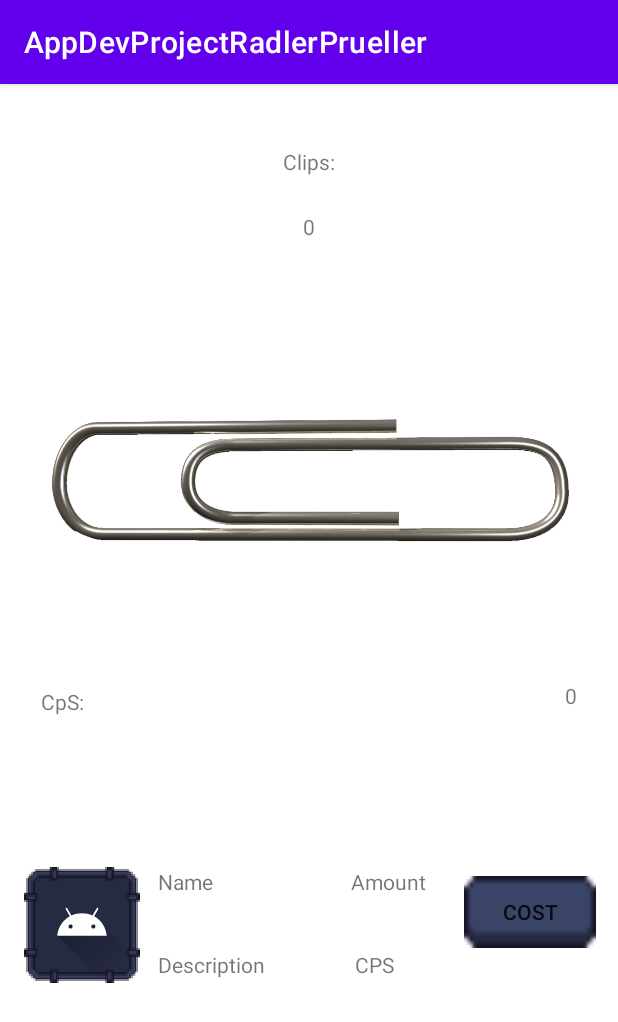
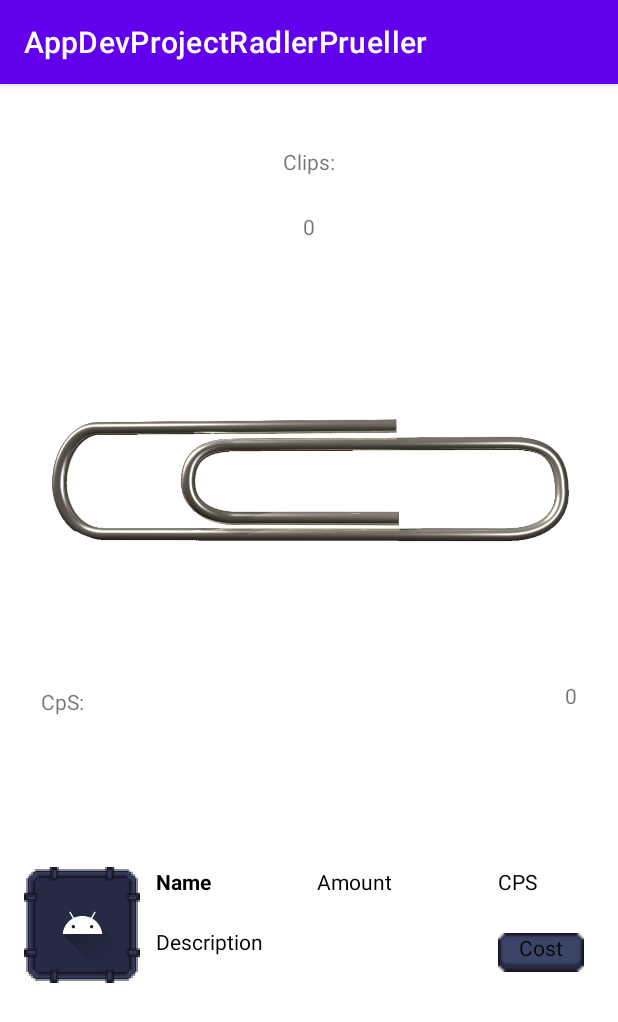
Before and after one commit to SampaiWasTaken/ClipperClicker, an Android app: the fragment BuildingFragment placed in its activity, on a phone screen of 412 x 824 dp. Shown: the top 1022 px of the screen. Run offline under Robolectric (Android 15) with nearby library versions, the phone set to English and light mode, and no system bars; our stand-ins replace Room's generated code; 16 statements that could not run were skipped.

Commit message:
Support for buying buildings

```diff
--- a/app/build.gradle
+++ b/app/build.gradle
@@ -47,6 +47,8 @@ dependencies {
     kapt("androidx.room:room-compiler:$room_version")
     annotationProcessor("androidx.room:room-compiler:$room_version")
     implementation 'androidx.core:core-ktx:1.7.0'
+    implementation "androidx.activity:activity-ktx:1.7.2"
+    implementation "androidx.fragment:fragment-ktx:1.5.7"
     implementation 'androidx.appcompat:appcompat:1.6.1'
     implementation 'com.google.android.material:material:1.9.0'
     implementation 'androidx.constraintlayout:constraintlayout:2.1.4'
--- a/app/src/main/java/com/example/appdevprojectradlerprueller/AppDatabase.kt
+++ b/app/src/main/java/com/example/appdevprojectradlerprueller/AppDatabase.kt
@@ -3,7 +3,7 @@ package com.example.appdevprojectradlerprueller
 import androidx.room.Database
 import androidx.room.RoomDatabase
 
-@Database(entities = [buildingEntity::class], version = 1)
+@Database(entities = [buildingEntity::class], version = 2)
 abstract class AppDatabase : RoomDatabase(){
     abstract fun buildingDao(): buildingDAO
 }
--- a/app/src/main/java/com/example/appdevprojectradlerprueller/Building.kt
+++ b/app/src/main/java/com/example/appdevprojectradlerprueller/Building.kt
@@ -1,7 +1,9 @@
 package com.example.appdevprojectradlerprueller
 
+import java.math.BigInteger
 
-class Building constructor(buildingID: Int, image: Int, name: String, desc: String, cost: Int, cps: Int, amount: Int) {
+
+class Building constructor(buildingID: Int, image: Int, name: String, desc: String, cost: String, cps: Int, amount: Int) {
     var buildingID = buildingID
     var image = image
     var name = name
--- a/app/src/main/java/com/example/appdevprojectradlerprueller/BuildingFragment.kt
+++ b/app/src/main/java/com/example/appdevprojectradlerprueller/BuildingFragment.kt
@@ -8,6 +8,11 @@ import android.view.LayoutInflater
 import android.view.View
 import android.view.ViewGroup
 import android.widget.ImageView
+import androidx.activity.viewModels
+import androidx.appcompat.widget.AppCompatButton
+import androidx.fragment.app.viewModels
+import androidx.lifecycle.Observer
+import java.math.BigInteger
 
 // TODO: Rename parameter arguments, choose names that match
 // the fragment initialization parameters, e.g. ARG_ITEM_NUMBER
@@ -26,13 +31,14 @@ class BuildingFragment : Fragment() {
     private var buyBtnListener: BuyBtnListener? = null
     interface BuyBtnListener
     {
-        fun buyBtnPressed(building: Building)
+        suspend fun buyBtnPressed(building: Building)
     }
 
     override fun onAttach(context: Context) {
         super.onAttach(context)
         try {
             buyBtnListener = context as BuyBtnListener
+
             Log.e("Fragments","shit Attached")
         } catch (e: ClassCastException) {
             Log.e("Fragments","${context.toString()} must implement BuyBtnListener u fucking retard")
@@ -45,7 +51,6 @@ class BuildingFragment : Fragment() {
             param1 = it.getString(ARG_PARAM1)
             param2 = it.getString(ARG_PARAM2)
         }
-        //view?.findViewById<ImageView>(R.id.buildingFrame)!!.drawable.isFilterBitmap = false
     }
 
     override fun onCreateView(
@@ -55,6 +60,8 @@ class BuildingFragment : Fragment() {
         // Inflate the layout for this fragment
         val view = inflater.inflate(R.layout.fragment_building, container, false)
         view.findViewById<ImageView>(R.id.buildingFrame).drawable.isFilterBitmap = false
+        view.findViewById<ImageView>(R.id.buildingIcon).drawable.isFilterBitmap = false
+        view.findViewById<AppCompatButton>(R.id.imageButton).background.isFilterBitmap = false
         return view
 
     }
@@ -79,4 +86,9 @@ class BuildingFragment : Fragment() {
             }
     }
 
+
+    fun getClips(): BigInteger
+    {
+        return clips
+    }
 }
--- a/app/src/main/java/com/example/appdevprojectradlerprueller/MainActivity.kt
+++ b/app/src/main/java/com/example/appdevprojectradlerprueller/MainActivity.kt
@@ -11,6 +11,7 @@ import android.widget.ImageView
 import android.widget.TextView
 import androidx.recyclerview.widget.LinearLayoutManager
 import androidx.room.Room
+import androidx.room.RoomDatabase
 import com.example.appdevprojectradlerprueller.databinding.ActivityMainBinding
 import kotlinx.coroutines.runBlocking
 import java.math.BigInteger
@@ -20,9 +21,11 @@ var buildingCps: BigInteger = BigInteger.ONE
 var clickValue: BigInteger = BigInteger.ONE
 private var firstFrag = BuildingFragment()
 lateinit var handler: Handler
+lateinit var buildingRecyclerAdapter: BuildingRecycleViewAdapter
 lateinit var clipsTxt: TextView
 lateinit var clipImg: ImageView
 lateinit var cpsTxt: TextView
+lateinit var db: AppDatabase
 
 
 var buildings = ArrayList<Building>()
@@ -41,6 +44,9 @@ class MainActivity : AppCompatActivity(), BuildingFragment.BuyBtnListener {
     private lateinit var binding: ActivityMainBinding
     override fun onCreate(savedInstanceState: Bundle?) {
         super.onCreate(savedInstanceState)
+        db = Room.databaseBuilder(applicationContext, AppDatabase::class.java, "buildings")
+                .fallbackToDestructiveMigration()
+                .build()
         runBlocking { dbAccess() }
         setContentView(R.layout.activity_main)
         binding = ActivityMainBinding.inflate(layoutInflater)
@@ -49,27 +55,31 @@ class MainActivity : AppCompatActivity(), BuildingFragment.BuyBtnListener {
         clipImg = binding.clipImg
         cpsTxt = binding.cpsAmount
         val recyler = binding.recycleView
-        val buildingRecyclerAdapter = BuildingRecycleViewAdapter(this, buildings, this)
+        buildingRecyclerAdapter = BuildingRecycleViewAdapter(this, buildings, this)
         recyler.adapter = buildingRecyclerAdapter
         recyler.layoutManager = LinearLayoutManager(this)
         handler = Handler(Looper.getMainLooper())
-
+        runBlocking { updateFrags() }
         cpsTxt.text = "$buildingCps"
         clips.inc()
     }
 
     suspend fun dbAccess() {
-        val db =
-            Room.databaseBuilder(applicationContext, AppDatabase::class.java, "buildings").build()
+
         val dao = db.buildingDao()
+
+
+//        dao.nukeTable()
 
         if (dao.getAll().isEmpty()) {
             dao.insertAll(
-                buildingEntity(1, R.drawable.frame, "Leon", "Mega Nice", 1, 1, 0),
-                buildingEntity(2, R.drawable.frame, "Sam", "Mega Sick", 2, 2, 0),
-                buildingEntity(3, R.drawable.frame, "asdasdasd", "Mega Sick", 2, 2, 0),
-                buildingEntity(4, R.drawable.frame, "asdasdasd", "Mega Sick", 2, 2, 0),
-                buildingEntity(5, R.drawable.frame, "Tom Turbo", "Mega Sick", 2, 2, 0)
+                buildingEntity(1, R.drawable.clip_factory_worker, "Factory Worker", "A minimum wage worker to produce paperclips for you", "150", 1, 0),
+                buildingEntity(2, R.drawable.clip_factory, "Paperclip Factory", "A factory that produces paperclips", "1000", 10, 0),
+                buildingEntity(3, R.drawable.clip_tree, "Paperclip Plantation", "Grow more paperclips from planting some, it's renewable!", "11000", 80, 0),
+                buildingEntity(4, R.drawable.clip_clippy, "Clippy", "This is not a copyright infringement", "120000", 470, 0),
+                buildingEntity(5, R.drawable.clip_blood, "Blood Altar", "Produce paperclips with dark magic", "1300000", 2600, 0),
+                buildingEntity(6, R.drawable.clip_alien, "Steve","His name is Steve, he sells paperclips from another world", "14000000", 14000, 0),
+                buildingEntity(7, R.drawable.clip_god, "God", "Pray for paperclips", "200000000", 78000, 0)
             )
         }
 //        dao.updateById(9, 1234, 5)
@@ -90,10 +100,17 @@ class MainActivity : AppCompatActivity(), BuildingFragment.BuyBtnListener {
 
         val sharedPref = this.getPreferences(Context.MODE_PRIVATE) ?: return
         val clipString = sharedPref.getString(getString(R.string.clips), "0")
+        val cpsString = sharedPref.getString(getString(R.string.cps), "1")
+        if (cpsString != null) {
+            buildingCps = cpsString.toBigInteger()
+        }
         if (clipString != null) {
             clips = clipString.toBigInteger()
         }
         handler.post(incBuildingCps)
+        clipsTxt.text = clips.toString()
+        cpsTxt.text = buildingCps.toString()
+        runBlocking { updateFrags() }
     }
 
     override fun onPause() {
@@ -102,6 +119,7 @@ class MainActivity : AppCompatActivity(), BuildingFragment.BuyBtnListener {
         val sharedPref = this.getPreferences(Context.MODE_PRIVATE) ?: return
         with(sharedPref.edit()) {
             putString(getString(R.string.clips), clips.toString())
+            putString(getString(R.string.cps), buildingCps.toString())
             apply()
         }
         handler.removeCallbacks(incBuildingCps)
@@ -113,12 +131,34 @@ class MainActivity : AppCompatActivity(), BuildingFragment.BuyBtnListener {
         val sharedPref = this.getPreferences(Context.MODE_PRIVATE) ?: return
         with(sharedPref.edit()) {
             putString(getString(R.string.clips), clips.toString())
+            putString(getString(R.string.cps), buildingCps.toString())
             apply()
         }
         handler.removeCallbacks(incBuildingCps)
     }
 
-    override fun buyBtnPressed(building: Building) {
+    override suspend fun buyBtnPressed(building: Building) {
         Log.d("buyButton", "printed pressed Upgrade Building in MAIN: $building")
+        val newCost: Int = (building.cost.toDouble()*(Math.pow(1.15, building.amount.toDouble()))).toInt()
+        db.buildingDao().updateById(building.amount, newCost, building.buildingID)
+        cpsTxt.text = buildingCps.toString()
+        clipsTxt.text = clips.toString()
+        updateFrags()
+
+    }
+
+    suspend fun updateFrags()
+    {
+
+        val bents = db.buildingDao().getAll()
+        buildings.clear()
+        for (b in bents) {
+            Log.e("building", "$b")
+            buildings.add(Building(b.buildingID, b.img, b.name, b.desc, b.cost, b.cps, b.amount))
+        }
+        val recyler = binding.recycleView
+        buildingRecyclerAdapter = BuildingRecycleViewAdapter(this, buildings, this)
+        recyler.adapter = buildingRecyclerAdapter
+        buildingRecyclerAdapter.notifyDataSetChanged()
     }
 }
--- /dev/null
+++ b/app/src/main/java/com/example/appdevprojectradlerprueller/NonInterpolatingDrawable.kt
@@ -0,0 +1,31 @@
+package com.example.appdevprojectradlerprueller
+
+import android.content.Context
+import android.graphics.Canvas
+import android.graphics.Paint
+import android.graphics.PaintFlagsDrawFilter
+import android.graphics.drawable.StateListDrawable
+import android.util.AttributeSet
+import androidx.appcompat.widget.AppCompatButton
+
+class NonInterpolatingDrawable : StateListDrawable() {
+    override fun draw(canvas: Canvas) {
+        canvas.save()
+        canvas.drawFilter = PaintFlagsDrawFilter(Paint.FILTER_BITMAP_FLAG, 0)
+        super.draw(canvas)
+        canvas.restore()
+    }
+}
+
+class NonInterpolatingBtn @JvmOverloads constructor(
+    context: Context, attrs: AttributeSet? = null, defStyleAttr: Int = 0
+) : AppCompatButton(
+    context, attrs, defStyleAttr
+) {
+        init {
+            val drawable = NonInterpolatingDrawable()
+            drawable.addState(intArrayOf(android.R.attr.state_pressed), resources.getDrawable(R.drawable.button_clicked))
+            drawable.addState(intArrayOf(), resources.getDrawable(R.drawable.button2, null))
+            background = drawable
+        }
+}
--- a/app/src/main/java/com/example/appdevprojectradlerprueller/buildingDAO.kt
+++ b/app/src/main/java/com/example/appdevprojectradlerprueller/buildingDAO.kt
@@ -3,6 +3,7 @@ package com.example.appdevprojectradlerprueller
 import androidx.room.Dao
 import androidx.room.Insert
 import androidx.room.Query
+import androidx.room.TypeConverter
 
 @Dao
 interface buildingDAO {
--- a/app/src/main/java/com/example/appdevprojectradlerprueller/buildingEntity.kt
+++ b/app/src/main/java/com/example/appdevprojectradlerprueller/buildingEntity.kt
@@ -2,6 +2,7 @@ package com.example.appdevprojectradlerprueller
 import androidx.room.ColumnInfo
 import androidx.room.Entity
 import androidx.room.PrimaryKey
+import java.math.BigInteger
 
 
 @Entity(tableName = "buildings")
@@ -10,7 +11,7 @@ data class buildingEntity(
     @ColumnInfo(name = "buildingImg") var img: Int,
     @ColumnInfo(name = "buildingName") var name: String,
     @ColumnInfo(name = "buildingDesc") var desc: String,
-    @ColumnInfo(name = "buildingCost") var cost: Int,
+    @ColumnInfo(name = "buildingCost") var cost: String,
     @ColumnInfo(name = "buildingCps") var cps: Int,
     @ColumnInfo(name = "buildingAmount") var amount: Int
 )
--- a/app/src/main/res/drawable/button_bg.xml
+++ b/app/src/main/res/drawable/button_bg.xml
@@ -2,6 +2,6 @@
 <selector
     xmlns:android="http://schemas.android.com/apk/res/android">
 <!--    <item android:state_focused="true" android:state_pressed="false" android:drawable="@drawable/button2" />-->
-    <item android:state_pressed="true" android:drawable="@drawable/button_clicked" />
-    <item android:drawable="@drawable/button2" />
+    <item android:state_pressed="true" android:drawable="@drawable/button_clicked" android:filter="false" />
+    <item android:drawable="@drawable/button2" android:filter="false"/>
 </selector>
--- a/app/src/main/res/layout/fragment_building.xml
+++ b/app/src/main/res/layout/fragment_building.xml
@@ -10,7 +10,13 @@
 
     <androidx.constraintlayout.widget.ConstraintLayout
         android:layout_width="match_parent"
-        android:layout_height="match_parent">
+        android:layout_height="110dp">
+
+        <androidx.constraintlayout.widget.Group
+            android:id="@+id/group"
+            android:layout_width="wrap_content"
+            android:layout_height="wrap_content"
+            app:constraint_referenced_ids="buildingFrame,buildingIcon" />
 
         <ImageView
             android:id="@+id/buildingFrame"
@@ -23,68 +29,78 @@
             app:srcCompat="@drawable/frame"
             tools:src="@drawable/frame" />
 
+
+        <ImageView
+            android:id="@+id/buildingIcon"
+            android:layout_width="62dp"
+            android:layout_height="62dp"
+            android:src="@drawable/ic_launcher_foreground"
+            app:layout_constraintBottom_toBottomOf="@+id/buildingFrame"
+            app:layout_constraintEnd_toEndOf="@+id/buildingFrame"
+            app:layout_constraintStart_toStartOf="@+id/buildingFrame"
+            app:layout_constraintTop_toTopOf="@+id/buildingFrame" />
+
         <TextView
             android:id="@+id/buildingName"
             android:layout_width="wrap_content"
             android:layout_height="wrap_content"
-            android:layout_marginStart="12dp"
+            android:layout_marginStart="104dp"
             android:layout_marginTop="16dp"
             android:text="Name"
-            app:layout_constraintStart_toEndOf="@+id/buildingFrame"
+            android:textColor="#000000"
+
+            android:textStyle="bold"
+            app:layout_constraintStart_toStartOf="parent"
             app:layout_constraintTop_toTopOf="parent" />
 
         <TextView
             android:id="@+id/buildingDesc"
-            android:layout_width="wrap_content"
-            android:layout_height="wrap_content"
-            android:layout_marginStart="12dp"
-            android:layout_marginTop="36dp"
+            android:layout_width="202dp"
+            android:layout_height="34dp"
+            android:layout_marginStart="104dp"
+            android:layout_marginTop="56dp"
             android:text="Description"
-            app:layout_constraintStart_toEndOf="@+id/buildingFrame"
-            app:layout_constraintTop_toBottomOf="@+id/buildingName" />
+            android:textColor="#000000"
+
+            app:layout_constraintStart_toStartOf="parent"
+            app:layout_constraintTop_toTopOf="parent" />
 
         <TextView
             android:id="@+id/buildingAmount"
             android:layout_width="wrap_content"
             android:layout_height="wrap_content"
-            android:layout_marginStart="92dp"
             android:layout_marginTop="16dp"
+            android:layout_marginEnd="152dp"
             android:text="Amount"
-            app:layout_constraintStart_toEndOf="@+id/buildingName"
+            android:textColor="#000000"
+            app:layout_constraintEnd_toEndOf="parent"
             app:layout_constraintTop_toTopOf="parent" />
 
         <TextView
             android:id="@+id/buildingCps"
-            android:layout_width="wrap_content"
-            android:layout_height="wrap_content"
-            android:layout_marginStart="60dp"
-            android:layout_marginTop="36dp"
+            android:layout_width="57dp"
+            android:layout_height="18dp"
+            android:layout_marginTop="16dp"
+            android:layout_marginEnd="24dp"
             android:text="CPS"
-            app:layout_constraintStart_toEndOf="@+id/buildingDesc"
-            app:layout_constraintTop_toBottomOf="@+id/buildingAmount" />
+            android:textAlignment="viewStart"
 
+            android:textColor="#000000"
+            app:layout_constraintEnd_toEndOf="parent"
+            app:layout_constraintTop_toTopOf="parent" />
 
-        <androidx.appcompat.widget.AppCompatButton
+        <com.example.appdevprojectradlerprueller.NonInterpolatingBtn
             android:id="@+id/imageButton"
-            android:layout_width="wrap_content"
-            android:layout_height="wrap_content"
-            android:layout_marginEnd="16dp"
+            android:layout_width="57dp"
+            android:layout_height="26dp"
+            android:layout_marginEnd="24dp"
             android:background="@drawable/button_bg"
             android:text="Cost"
+            android:textAlignment="center"
             app:layout_constraintBottom_toBottomOf="parent"
             app:layout_constraintEnd_toEndOf="parent"
             app:layout_constraintTop_toTopOf="parent"
-            app:layout_constraintVertical_bias="0.488" />
-
-        <ImageView
-            android:id="@+id/buildingIcon"
-            android:layout_width="77dp"
-            android:layout_height="77dp"
-            android:layout_marginStart="16dp"
-            android:layout_marginTop="16dp"
-            android:src="@drawable/ic_launcher_foreground"
-            app:layout_constraintStart_toStartOf="parent"
-            app:layout_constraintTop_toTopOf="parent" />
+            app:layout_constraintVertical_bias="0.714" />
 
     </androidx.constraintlayout.widget.ConstraintLayout>
 
--- a/app/src/main/res/values/strings.xml
+++ b/app/src/main/res/values/strings.xml
@@ -3,4 +3,5 @@
     <!-- TODO: Remove or change this placeholder text -->
     <string name="hello_blank_fragment">Hello blank fragment</string>
     <string name="clips">0</string>
+    <string name="cps">1</string>
 </resources>
```
Also changed, not shown: app/src/main/java/com/example/appdevprojectradlerprueller/BuildingRecycleViewAdapter.kt (+34 -3 lines), app/src/main/res/drawable/clip_alien.png (added), app/src/main/res/drawable/clip_blood.png (added), app/src/main/res/drawable/clip_clippy.png (added), app/src/main/res/drawable/clip_factory.png (added), app/src/main/res/drawable/clip_factory_worker.png (added), app/src/main/res/drawable/clip_god.png (added), app/src/main/res/drawable/clip_tree.png (added), 1 other file.
